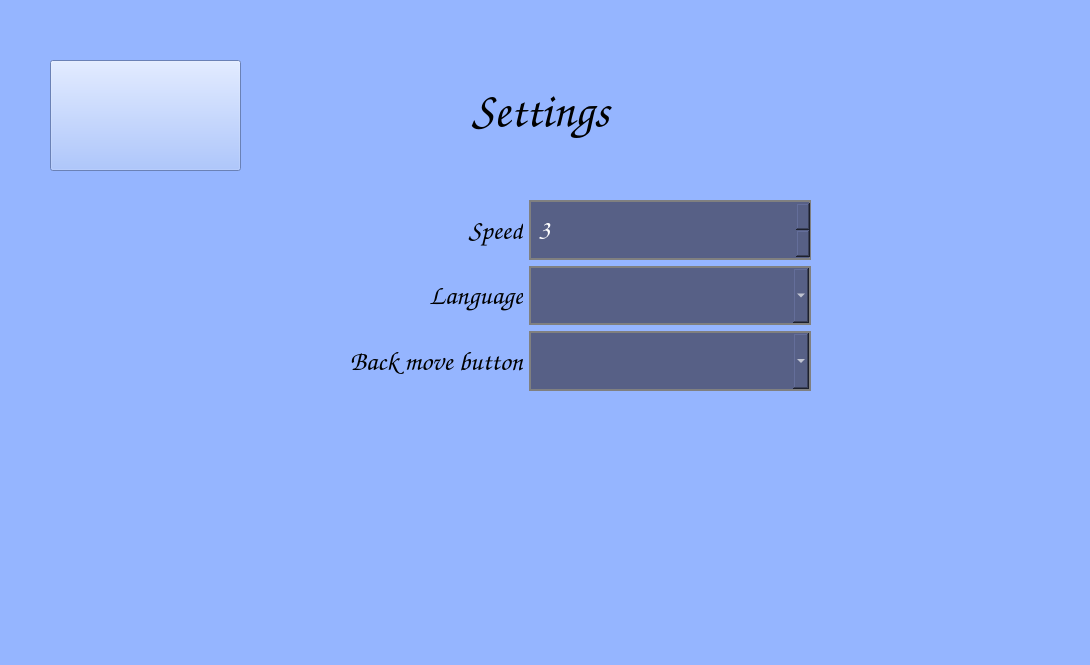
Above: BarleyBreakSettingsWindow.ui from sevaphasol/15Puzzle before the change. Below: the same form after it.
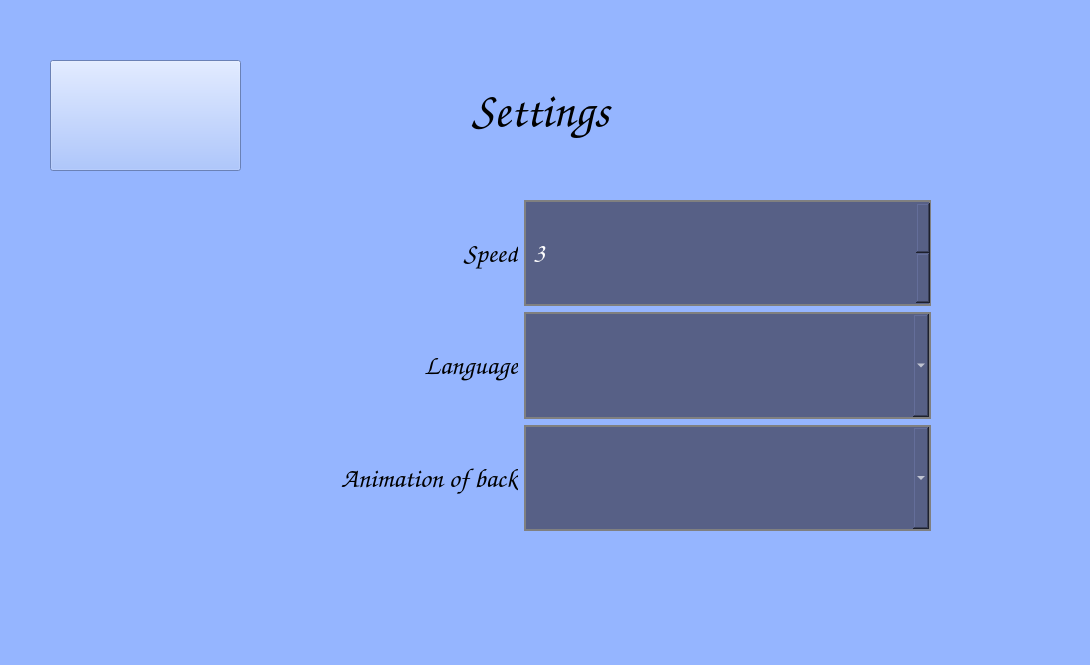
That is the form after the change.

Patch:
```diff
--- a/BarleyBreakSettingsWindow.ui
+++ b/BarleyBreakSettingsWindow.ui
@@ -10,9 +10,18 @@
     <height>665</height>
    </rect>
   </property>
+  <property name="sizePolicy">
+   <sizepolicy hsizetype="Fixed" vsizetype="Fixed">
+    <horstretch>0</horstretch>
+    <verstretch>0</verstretch>
+   </sizepolicy>
+  </property>
   <property name="windowTitle">
    <string>Settings</string>
   </property>
+  <property name="layoutDirection">
+   <enum>Qt::LeftToRight</enum>
+  </property>
   <property name="styleSheet">
    <string notr="true">background-color: rgb(149, 181, 255);</string>
   </property>
@@ -54,10 +63,10 @@
   <widget class="QWidget" name="gridLayoutWidget">
    <property name="geometry">
     <rect>
-     <x>240</x>
+     <x>110</x>
      <y>200</y>
-     <width>571</width>
-     <height>191</height>
+     <width>821</width>
+     <height>331</height>
     </rect>
    </property>
    <layout class="QGridLayout" name="gridLayout">
@@ -77,8 +86,8 @@
       </property>
      </widget>
     </item>
-    <item row="1" column="1">
-     <widget class="QComboBox" name="language_comboBox">
+    <item row="2" column="1">
+     <widget class="QComboBox" name="back_comboBox">
       <property name="sizePolicy">
        <sizepolicy hsizetype="Preferred" vsizetype="Preferred">
         <horstretch>0</horstretch>
@@ -162,15 +171,31 @@
        </font>
       </property>
       <property name="text">
-       <string>Back move button</string>
+       <string>Animation of back</string>
       </property>
       <property name="alignment">
        <set>Qt::AlignRight|Qt::AlignTrailing|Qt::AlignVCenter</set>
       </property>
      </widget>
     </item>
-    <item row="2" column="1">
-     <widget class="QComboBox" name="back_move_comboBox">
+    <item row="0" column="0">
+     <widget class="QLabel" name="speed_label">
+      <property name="font">
+       <font>
+        <family>Comic Sans MS</family>
+        <pointsize>20</pointsize>
+       </font>
+      </property>
+      <property name="text">
+       <string>Speed</string>
+      </property>
+      <property name="alignment">
+       <set>Qt::AlignRight|Qt::AlignTrailing|Qt::AlignVCenter</set>
+      </property>
+     </widget>
+    </item>
+    <item row="1" column="1">
+     <widget class="QComboBox" name="language_comboBox">
       <property name="sizePolicy">
        <sizepolicy hsizetype="Preferred" vsizetype="Preferred">
         <horstretch>0</horstretch>
```
Left out of the diff: 16 changed lines with no effect on the pictures.
